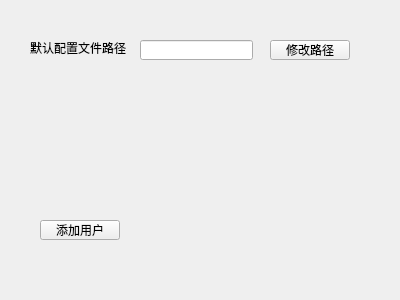
NU-LL/SmartSignageManagementSystem, file qformoptions.ui: the form before one commit.
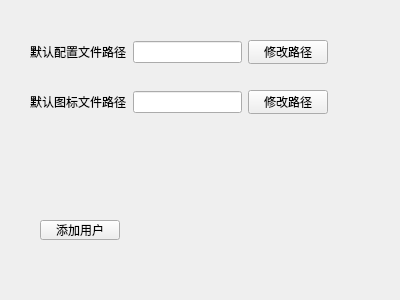
The form after the commit.

Commit message: 重构标示语对象、警示牌设备。添加单独的设置面板，列表现在仅用于查看状态。主要配置文件改为json，标示语支持空格。优化小bug（列表为空时删除异常问题等）

```diff
--- a/qformoptions.ui
+++ b/qformoptions.ui
@@ -13,42 +13,6 @@
   <property name="windowTitle">
    <string>Form</string>
   </property>
-  <widget class="QLabel" name="label">
-   <property name="geometry">
-    <rect>
-     <x>30</x>
-     <y>40</y>
-     <width>101</width>
-     <height>16</height>
-    </rect>
-   </property>
-   <property name="text">
-    <string>默认配置文件路径</string>
-   </property>
-  </widget>
-  <widget class="QLineEdit" name="lineEdit_Path">
-   <property name="geometry">
-    <rect>
-     <x>140</x>
-     <y>40</y>
-     <width>113</width>
-     <height>20</height>
-    </rect>
-   </property>
-  </widget>
-  <widget class="QPushButton" name="pushButton">
-   <property name="geometry">
-    <rect>
-     <x>270</x>
-     <y>40</y>
-     <width>80</width>
-     <height>20</height>
-    </rect>
-   </property>
-   <property name="text">
-    <string>修改路径</string>
-   </property>
-  </widget>
   <widget class="QPushButton" name="pushButton_2">
    <property name="geometry">
     <rect>
@@ -62,6 +26,64 @@
     <string>添加用户</string>
    </property>
   </widget>
+  <widget class="QWidget" name="layoutWidget">
+   <property name="geometry">
+    <rect>
+     <x>30</x>
+     <y>90</y>
+     <width>298</width>
+     <height>24</height>
+    </rect>
+   </property>
+   <layout class="QHBoxLayout" name="horizontalLayout_2">
+    <item>
+     <widget class="QLabel" name="label_2">
+      <property name="text">
+       <string>默认图标文件路径</string>
+      </property>
+     </widget>
+    </item>
+    <item>
+     <widget class="QLineEdit" name="lineEdit_IconPath"/>
+    </item>
+    <item>
+     <widget class="QPushButton" name="pushButton_Icon">
+      <property name="text">
+       <string>修改路径</string>
+      </property>
+     </widget>
+    </item>
+   </layout>
+  </widget>
+  <widget class="QWidget" name="">
+   <property name="geometry">
+    <rect>
+     <x>30</x>
+     <y>40</y>
+     <width>298</width>
+     <height>24</height>
+    </rect>
+   </property>
+   <layout class="QHBoxLayout" name="horizontalLayout">
+    <item>
+     <widget class="QLabel" name="label">
+      <property name="text">
+       <string>默认配置文件路径</string>
+      </property>
+     </widget>
+    </item>
+    <item>
+     <widget class="QLineEdit" name="lineEdit_ConfigFilePath"/>
+    </item>
+    <item>
+     <widget class="QPushButton" name="pushButton_ConfigFile">
+      <property name="text">
+       <string>修改路径</string>
+      </property>
+     </widget>
+    </item>
+   </layout>
+  </widget>
  </widget>
  <resources/>
  <connections/>
```
Left out of the diff: 2 changed lines with no effect on the pictures. The commit also changes 25 other files.
